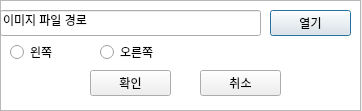
Qt form codes/upload_dialog.ui (Songsungsang/Cali_Solvepnp_Program) before a commit.
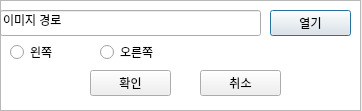
The same form after that commit.

What changed in the file:
```diff
--- a/codes/upload_dialog.ui
+++ b/codes/upload_dialog.ui
@@ -46,7 +46,7 @@
     </rect>
    </property>
    <property name="text">
-    <string>이미지 파일 경로</string>
+    <string>이미지 경로</string>
    </property>
    <property name="readOnly">
     <bool>true</bool>
```
